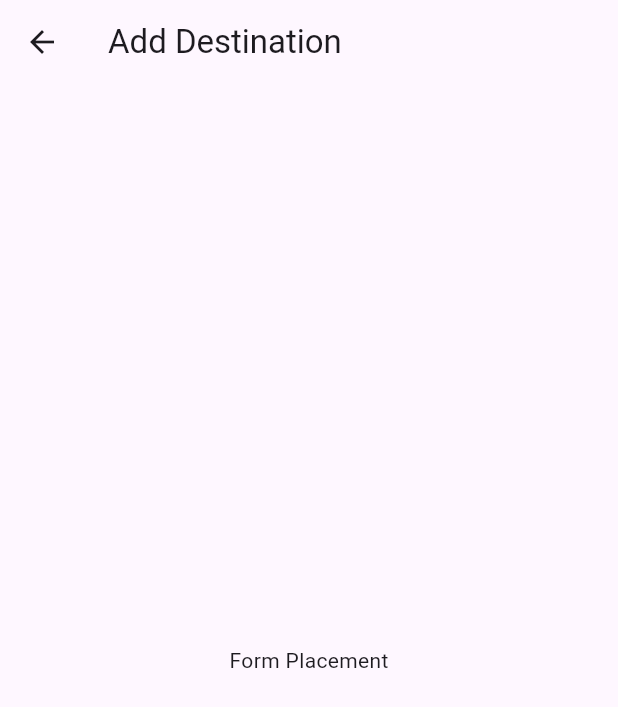
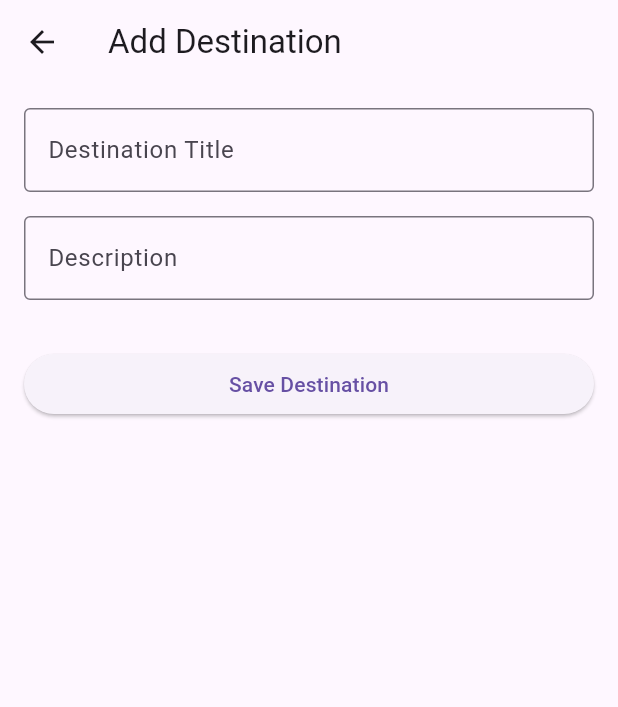
Before and after one commit to aidanfarrugia10/CPD-CCD6.2A-AidanFarrugia, a Flutter app: the screen it shows after launch, after a tap on the "add" icon, on a phone screen of 412 x 824 dp. Shown: the top 707 px of the screen. Run offline on Flutter 3.47's test engine with Material 3 defaults, Android fonts, the phone set to English and light mode, and no system bars.

Commit message:
Linking of Destination to Home Page Preview and integration into add destination to add into destination list

```diff
--- a/pilot_journal/lib/pages/add_destination_page.dart
+++ b/pilot_journal/lib/pages/add_destination_page.dart
@@ -1,7 +1,35 @@
+// lib/pages/add_destination_page.dart
 import 'package:flutter/material.dart';
+import 'package:pilot_journal/main.dart';
 
-class AddDestinationPage extends StatelessWidget {
+class AddDestinationPage extends StatefulWidget {
   const AddDestinationPage({super.key});
+
+  @override
+  State<AddDestinationPage> createState() => _AddDestinationPageState();
+}
+
+class _AddDestinationPageState extends State<AddDestinationPage> {
+  final _formKey = GlobalKey<FormState>();
+  final TextEditingController _titleController = TextEditingController();
+  final TextEditingController _descriptionController = TextEditingController();
+
+  void _handleSubmit() {
+    if (_formKey.currentState!.validate()) {
+      final newDestination = Destination(
+        title: _titleController.text,
+        description: _descriptionController.text,
+      );
+      Navigator.pop(context, newDestination);
+    }
+  }
+
+  @override
+  void dispose() {
+    _titleController.dispose();
+    _descriptionController.dispose();
+    super.dispose();
+  }
 
   @override
   Widget build(BuildContext context) {
@@ -9,8 +37,42 @@ class AddDestinationPage extends StatelessWidget {
       appBar: AppBar(
         title: const Text('Add Destination'),
       ),
-      body: const Center(
-        child: Text('Form Placement'),
+      body: SingleChildScrollView(
+        padding: const EdgeInsets.all(16.0),
+        child: Form(
+          key: _formKey,
+          child: Column(
+            crossAxisAlignment: CrossAxisAlignment.stretch,
+            children: [
+              TextFormField(
+                controller: _titleController,
+                decoration: const InputDecoration(
+                  labelText: 'Destination Title',
+                  border: OutlineInputBorder(),
+                ),
+                validator: (value) => value == null || value.isEmpty
+                    ? 'Please enter a title'
+                    : null,
+              ),
+              const SizedBox(height: 16),
+              TextFormField(
+                controller: _descriptionController,
+                decoration: const InputDecoration(
+                  labelText: 'Description',
+                  border: OutlineInputBorder(),
+                ),
+                validator: (value) => value == null || value.isEmpty
+                    ? 'Please enter a description'
+                    : null,
+              ),
+              const SizedBox(height: 32),
+              ElevatedButton(
+                onPressed: _handleSubmit,
+                child: const Text('Save Destination'),
+              ),
+            ],
+          ),
+        ),
       ),
     );
   }
--- a/pilot_journal/lib/pages/home_page.dart
+++ b/pilot_journal/lib/pages/home_page.dart
@@ -1,25 +1,58 @@
+// lib/pages/home_page.dart
 import 'package:flutter/material.dart';
+import 'package:pilot_journal/main.dart';
 import 'add_destination_page.dart';
 
-class HomePage extends StatelessWidget {
+class HomePage extends StatefulWidget {
   const HomePage({super.key});
+
+  @override
+  State<HomePage> createState() => _HomePageState();
+}
+
+class _HomePageState extends State<HomePage> {
+  final List<Destination> _destinationList = [];
+
+  void _navigateAndAddDestination(BuildContext context) async {
+    final Destination? result = await Navigator.push(
+      context,
+      MaterialPageRoute(
+        builder: (context) => const AddDestinationPage(),
+      ),
+    );
+
+    if (result != null) {
+      setState(() {
+        _destinationList.add(result);
+      });
+    }
+  }
 
   @override
   Widget build(BuildContext context) {
     return Scaffold(
       appBar: AppBar(
-        title: const Text('Destinations'),
+        title: const Text('Pilot Journal'),
       ),
-      body: const Center(
-        child: Text('No destinations added yet, Please add some'),
-      ),
+      body: _destinationList.isEmpty
+          ? const Center(child: Text('No destinations added yet.'))
+          : ListView.builder(
+              itemCount: _destinationList.length,
+              itemBuilder: (context, index) {
+                final dest = _destinationList[index];
+                return Card(
+                  margin:
+                      const EdgeInsets.symmetric(horizontal: 16, vertical: 8),
+                  child: ListTile(
+                    title: Text(dest.title),
+                    subtitle: Text(dest.description),
+                    leading: const Icon(Icons.flight_takeoff),
+                  ),
+                );
+              },
+            ),
       floatingActionButton: FloatingActionButton(
-        onPressed: () {
-          Navigator.push(
-            context,
-            MaterialPageRoute(builder: (context) => const AddDestinationPage()),
-          );
-        },
+        onPressed: () => _navigateAndAddDestination(context),
         child: const Icon(Icons.add),
       ),
     );
```
